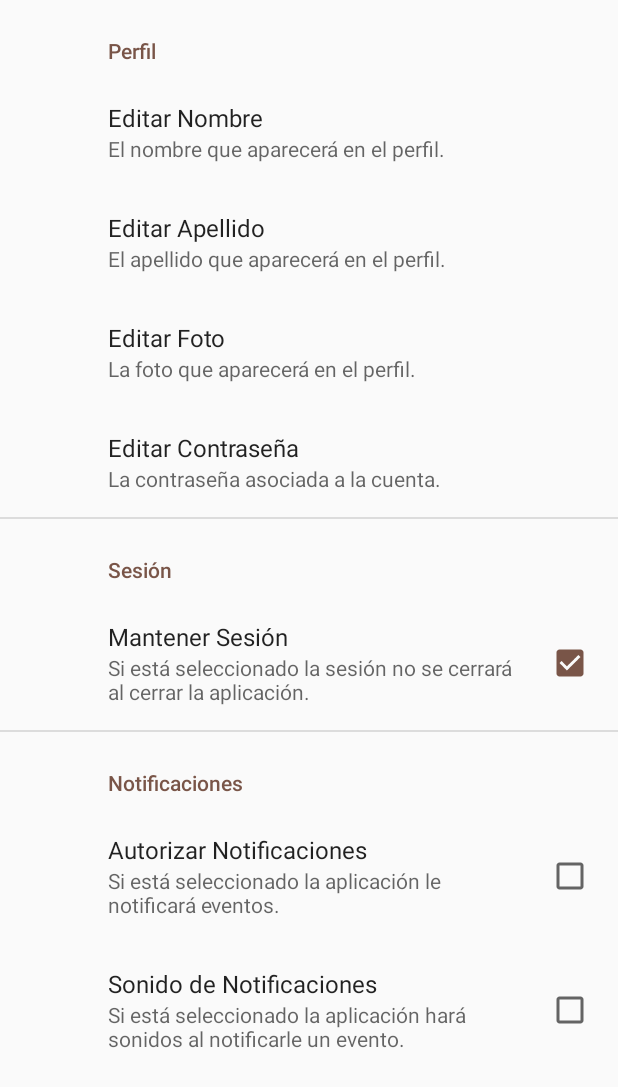
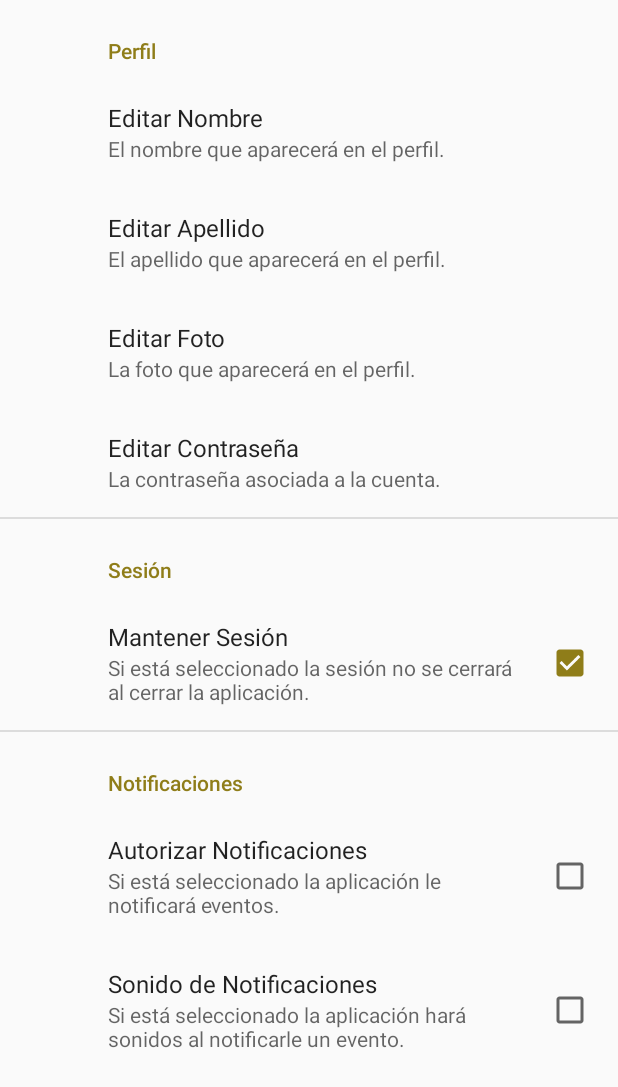
Before and after one commit to judasaja2/Lab3Servicios, an Android app: the MainActivity screen opened directly, with no data from a screen before it, in the side drawer, after a tap on "Configuración", on a phone screen of 412 x 824 dp. Shown: the top 1087 px of the screen. Run offline under Robolectric (Android 15) with nearby library versions, the phone set to English and light mode, and no system bars; our stand-ins replace androidx.preference; pictures from the network do not load; 5 statements that could not run were skipped.

Commit message:
Cambios al menú, colores y otros.

```diff
--- a/Lab3/Lab3Servicios/src/main/java/co/edu/udea/compumovil/gr05_20181/lab2/MainActivity.java
+++ b/Lab3/Lab3Servicios/src/main/java/co/edu/udea/compumovil/gr05_20181/lab2/MainActivity.java
@@ -4,6 +4,7 @@ import android.content.Context;
 import android.content.Intent;
 import android.content.SharedPreferences;
 import android.database.Cursor;
+import android.net.Uri;
 import android.os.Bundle;
 import android.support.design.widget.FloatingActionButton;
 import android.support.design.widget.Snackbar;
@@ -17,7 +18,11 @@ import android.support.v7.widget.Toolbar;
 import android.view.Menu;
 import android.view.MenuItem;
 import android.widget.Button;
+import android.widget.ImageView;
+import android.widget.TextView;
 import android.widget.Toast;
+
+import com.bumptech.glide.Glide;
 
 import co.edu.udea.compumovil.gr05_20181.lab2.data.remote.APIService;
 import retrofit2.Retrofit;
@@ -33,6 +38,8 @@ public class MainActivity extends AppCompatActivity
     SharedPreferences sharedPreferences = null;
     public static Context contextMain;
     private String nombreUsuario, apellidoUsuario, correoUsuario, fotoUsuario;
+    private TextView navHeaderMainNombre, navHeaderMainCorreo;
+    private ImageView navHeaderMainFoto;
 
     @Override
     protected void onCreate(Bundle savedInstanceState) {
@@ -98,6 +105,16 @@ public class MainActivity extends AppCompatActivity
     public boolean onCreateOptionsMenu(Menu menu) {
         // Inflate the menu; this adds items to the action bar if it is present.
         getMenuInflater().inflate(R.menu.main, menu);
+        navHeaderMainNombre = findViewById(R.id.navHeaderMainNombre);
+        navHeaderMainCorreo = findViewById(R.id.navHeaderMainCorreo);
+        navHeaderMainFoto = findViewById(R.id.navHeaderMainFoto);
+
+        navHeaderMainNombre.setText("Nombrazo");
+        navHeaderMainCorreo.setText(correoUsuario);
+        Uri uri = Uri.parse(fotoUsuario);
+        Glide.with(getApplicationContext())
+                .load(uri)
+                .into(navHeaderMainFoto);
         return true;
     }
 
--- a/Lab3/Lab3Servicios/src/main/java/co/edu/udea/compumovil/gr05_20181/lab2/PerfilActivity.java
+++ b/Lab3/Lab3Servicios/src/main/java/co/edu/udea/compumovil/gr05_20181/lab2/PerfilActivity.java
@@ -29,7 +29,7 @@ public class PerfilActivity extends AppCompatActivity {
         nombre.setText(nombreUsuario + " " +  apellidoUsuario);
         correo.setText(correoUsuario);
         Uri uri = Uri.parse(fotoUsuario);
-        Glide.with(PerfilActivity.this)
+        Glide.with(getApplicationContext())
                 .load(uri)
                 .into(imagen);
     }
--- a/Lab3/Lab3Servicios/src/main/res/values/colors.xml
+++ b/Lab3/Lab3Servicios/src/main/res/values/colors.xml
@@ -1,9 +1,9 @@
 <?xml version="1.0" encoding="utf-8"?>
 <resources>
-    <color name="colorPrimary">#FFEB3B</color>
-    <color name="colorPrimaryDark">#c8b900</color>
-    <color name="colorPrimaryLight">#ffff72</color>
-    <color name="colorAccent">#795548</color>
+    <color name="colorPrimary">#680c0c</color>
+    <color name="colorPrimaryDark">#300000</color>
+    <color name="colorPrimaryLight">#784c4c</color>
+    <color name="colorAccent">#8f7d19</color>
     <color name="colorPrimaryText">#212121</color>
     <color name="colorSecondarytext">#212121</color>
     <color name="colorIcons">#FFFFFF</color>
```
Also changed, not shown: Lab3/Lab3Servicios/src/main/AndroidManifest.xml (+12 -6 lines), Lab3/Lab3Servicios/src/main/res/layout/nav_header_main.xml (+4 -3 lines).
